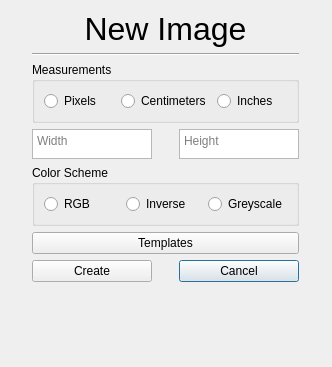
This is Ink/newimage.ui in ErnestsEida/project-ink as Qt 5 draws it before an edit. The edited form follows.
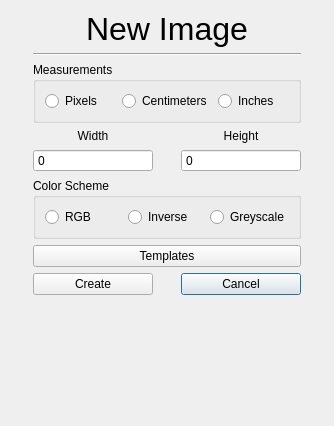
This is the edited form.

Commit message: Layout, Input field testing

What changed in the file:
```diff
--- a/Ink/newimage.ui
+++ b/Ink/newimage.ui
@@ -6,70 +6,45 @@
    <rect>
     <x>0</x>
     <y>0</y>
-    <width>332</width>
-    <height>367</height>
+    <width>334</width>
+    <height>426</height>
    </rect>
   </property>
   <property name="windowTitle">
    <string>Dialog</string>
   </property>
   <layout class="QGridLayout" name="gridLayout">
-   <item row="9" column="0">
-    <spacer name="verticalSpacer">
-     <property name="orientation">
-      <enum>Qt::Vertical</enum>
-     </property>
-     <property name="sizeHint" stdset="0">
-      <size>
-       <width>20</width>
-       <height>25</height>
-      </size>
-     </property>
-    </spacer>
-   </item>
-   <item row="0" column="0" colspan="2">
-    <widget class="QLabel" name="label">
-     <property name="font">
-      <font>
-       <pointsize>24</pointsize>
-      </font>
-     </property>
+   <item row="8" column="1">
+    <widget class="QPushButton" name="pushButton_2">
      <property name="text">
-      <string>New Image</string>
+      <string>Cancel</string>
      </property>
-     <property name="alignment">
-      <set>Qt::AlignCenter</set>
-     </property>
     </widget>
    </item>
-   <item row="1" column="0" colspan="2">
-    <widget class="Line" name="line">
-     <property name="orientation">
-      <enum>Qt::Horizontal</enum>
-     </property>
-    </widget>
-   </item>
-   <item row="8" column="0" colspan="2">
-    <widget class="QLabel" name="ErrorLabel">
+   <item row="7" column="0" colspan="2">
+    <widget class="QPushButton" name="pushButton_3">
      <property name="text">
-      <string/>
+      <string>Templates</string>
      </property>
     </widget>
    </item>
-   <item row="3" column="1">
-    <widget class="QTextEdit" name="heightInput">
+   <item row="4" column="1">
+    <widget class="QSpinBox" name="heightInput">
      <property name="maximumSize">
       <size>
        <width>120</width>
        <height>30</height>
       </size>
      </property>
-     <property name="placeholderText">
-      <string>Height</string>
+     <property name="buttonSymbols">
+      <enum>QAbstractSpinBox::NoButtons</enum>
+     </property>
+     <property name="maximum">
+      <number>5000</number>
      </property>
     </widget>
    </item>
-   <item row="4" column="0" colspan="2">
+   <item row="6" column="0" colspan="2">
     <widget class="QGroupBox" name="ColorScheme">
      <property name="title">
       <string>Color Scheme</string>
@@ -99,46 +74,63 @@
      </layout>
     </widget>
    </item>
-   <item row="3" column="0">
-    <widget class="QTextEdit" name="widthInput">
-     <property name="maximumSize">
-      <size>
-       <width>120</width>
-       <height>30</height>
-      </size>
-     </property>
-     <property name="placeholderText">
-      <string>Width</string>
-     </property>
-    </widget>
-   </item>
-   <item row="6" column="1">
-    <widget class="QPushButton" name="pushButton_2">
-     <property name="text">
-      <string>Cancel</string>
-     </property>
-    </widget>
-   </item>
-   <item row="6" column="0">
-    <widget class="QPushButton" name="pushButton">
-     <property name="text">
-      <string>Create</string>
-     </property>
-    </widget>
-   </item>
-   <item row="7" column="0">
-    <spacer name="verticalSpacer_2">
+   <item row="11" column="0">
+    <spacer name="verticalSpacer">
      <property name="orientation">
       <enum>Qt::Vertical</enum>
      </property>
      <property name="sizeHint" stdset="0">
       <size>
        <width>20</width>
-       <height>24</height>
+       <height>25</height>
       </size>
      </property>
     </spacer>
    </item>
+   <item row="10" column="0" colspan="2">
+    <widget class="QLabel" name="ErrorLabel">
+     <property name="styleSheet">
+      <string notr="true">color: red;</string>
+     </property>
+     <property name="text">
+      <string/>
+     </property>
+     <property name="alignment">
+      <set>Qt::AlignCenter</set>
+     </property>
+    </widget>
+   </item>
+   <item row="4" column="0">
+    <widget class="QSpinBox" name="widthInput">
+     <property name="maximumSize">
+      <size>
+       <width>120</width>
+       <height>30</height>
+      </size>
+     </property>
+     <property name="buttonSymbols">
+      <enum>QAbstractSpinBox::NoButtons</enum>
+     </property>
+     <property name="maximum">
+      <number>5000</number>
+     </property>
+    </widget>
+   </item>
+   <item row="0" column="0" colspan="2">
+    <widget class="QLabel" name="label">
+     <property name="font">
+      <font>
+       <pointsize>24</pointsize>
+      </font>
+     </property>
+     <property name="text">
+      <string>New Image</string>
+     </property>
+     <property name="alignment">
+      <set>Qt::AlignCenter</set>
+     </property>
+    </widget>
+   </item>
    <item row="2" column="0" colspan="2">
     <widget class="QGroupBox" name="measurements">
      <property name="title">
@@ -169,10 +161,50 @@
      </layout>
     </widget>
    </item>
-   <item row="5" column="0" colspan="2">
-    <widget class="QPushButton" name="pushButton_3">
+   <item row="1" column="0" colspan="2">
+    <widget class="Line" name="line">
+     <property name="orientation">
+      <enum>Qt::Horizontal</enum>
+     </property>
+    </widget>
+   </item>
+   <item row="9" column="0">
+    <spacer name="verticalSpacer_2">
+     <property name="orientation">
+      <enum>Qt::Vertical</enum>
+     </property>
+     <property name="sizeHint" stdset="0">
+      <size>
+       <width>20</width>
+       <height>24</height>
+      </size>
+     </property>
+    </spacer>
+   </item>
+   <item row="8" column="0">
+    <widget class="QPushButton" name="pushButton">
      <property name="text">
-      <string>Templates</string>
+      <string>Create</string>
+     </property>
+    </widget>
+   </item>
+   <item row="3" column="0">
+    <widget class="QLabel" name="label_2">
+     <property name="text">
+      <string>Width</string>
+     </property>
+     <property name="alignment">
+      <set>Qt::AlignCenter</set>
+     </property>
+    </widget>
+   </item>
+   <item row="3" column="1">
+    <widget class="QLabel" name="label_3">
+     <property name="text">
+      <string>Height</string>
+     </property>
+     <property name="alignment">
+      <set>Qt::AlignCenter</set>
      </property>
     </widget>
    </item>
```
The commit also changes 1 other file.
